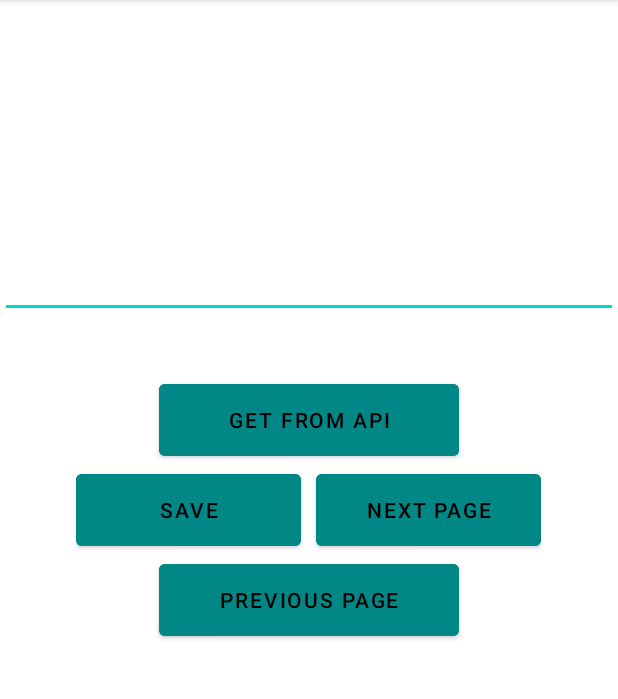
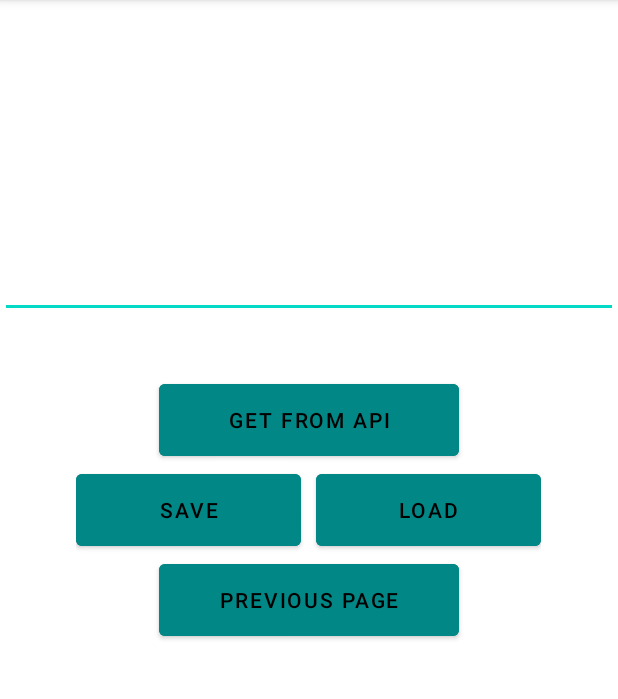
Before and after one commit to Erwan8989/Cours-environnement-android, an Android app: the Activity2 screen opened directly, with no data from a screen before it, on a phone screen of 412 x 824 dp, the part 84-783 px from its top. Run offline under Robolectric (Android 15) with nearby library versions, the phone set to English and light mode, and no system bars.

Commit message:
Sauvegarde et affichage texte depuis mémoire (en cours)

```diff
--- a/Cours_android/app/src/main/res/layout/activity_2.xml
+++ b/Cours_android/app/src/main/res/layout/activity_2.xml
@@ -19,6 +19,7 @@
     android:layout_height="match_parent">
 
     <EditText
+      android:id="@+id/text"
       android:layout_width="match_parent"
       android:layout_height="wrap_content"
       android:layout_marginTop="60dp"
@@ -64,17 +65,18 @@
           android:textColor="@android:color/black"
           android:layout_marginStart="0dp"
           android:layout_marginEnd="10dp"
-          />
+          android:onClick="writeMessage"/>
 
         <Button
           android:id="@+id/bouton6"
           android:layout_width="150dp"
           android:layout_height="60dp"
-          android:text="Next page"
+          android:text="Load"
           android:backgroundTint="@color/teal_700"
           android:textColor="@android:color/black"
           android:layout_marginStart="0dp"
           android:layout_marginEnd="0dp"
+          android:onClick="readMessage"
           />
 
       </LinearLayout>
@@ -90,5 +92,12 @@
       android:layout_marginEnd="0dp"
       />
 
+      <TextView
+        android:id="@+id/textview"
+        android:layout_width="match_parent"
+        android:layout_height="0dp"
+        android:text="hello"
+        />
+
 </LinearLayout>
 </androidx.constraintlayout.widget.ConstraintLayout>
```
Also changed, not shown: Cours_android/app/src/main/AndroidManifest.xml (+4 -4 lines), Cours_android/app/src/main/java/com/example/cours_android/Activity2.java (+73 -0 lines).
